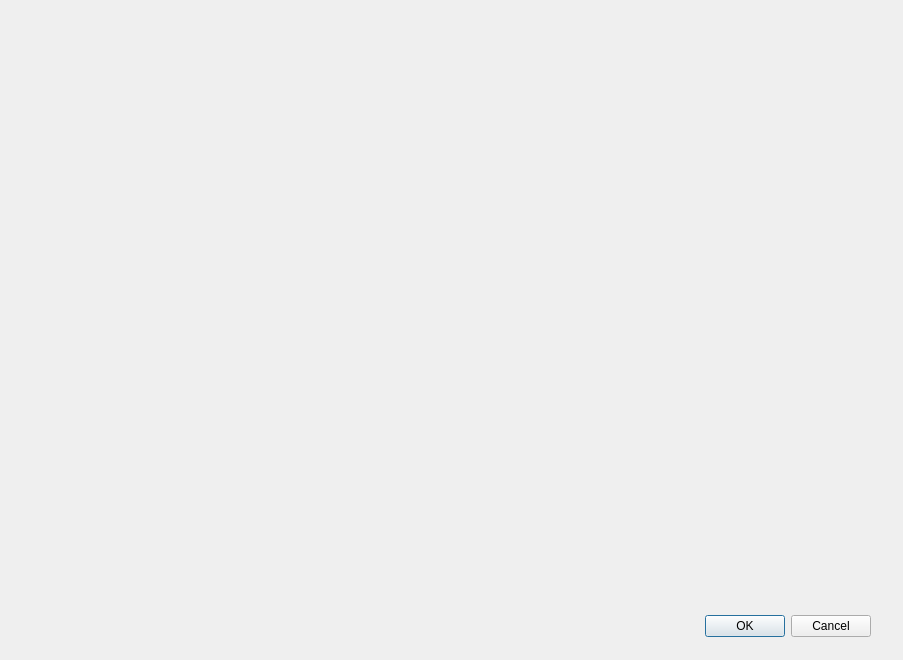
Before: the Qt Designer form plugins/metaEditor/metaEditorSupport/migrationDialog.ui in Ashatta/qreal, drawn with Qt 5.
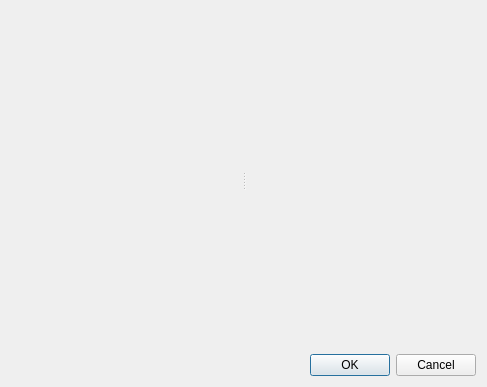
After: the same form once the commit is applied.

Commit message: editing migration diagrams

```diff
--- a/plugins/metaEditor/metaEditorSupport/migrationDialog.ui
+++ b/plugins/metaEditor/metaEditorSupport/migrationDialog.ui
@@ -6,22 +6,25 @@
    <rect>
     <x>0</x>
     <y>0</y>
-    <width>903</width>
-    <height>660</height>
+    <width>487</width>
+    <height>387</height>
    </rect>
   </property>
   <property name="windowTitle">
    <string>Dialog</string>
   </property>
+  <layout class="QVBoxLayout" name="verticalLayout">
+   <item>
+    <widget class="QSplitter" name="splitter">
+     <property name="orientation">
+      <enum>Qt::Horizontal</enum>
+     </property>
+     <widget class="QWidget" name="fromWidget" native="true"/>
+     <widget class="QWidget" name="toWidget" native="true"/>
+    </widget>
+   </item>
+   <item>
   <widget class="QDialogButtonBox" name="buttonBox">
-   <property name="geometry">
-    <rect>
-     <x>530</x>
-     <y>610</y>
-     <width>341</width>
-     <height>32</height>
-    </rect>
-   </property>
    <property name="orientation">
     <enum>Qt::Horizontal</enum>
    </property>
@@ -29,32 +32,8 @@
     <set>QDialogButtonBox::Cancel|QDialogButtonBox::Ok</set>
    </property>
   </widget>
-  <widget class="QWidget" name="fromWidget" native="true">
-   <property name="geometry">
-    <rect>
-     <x>10</x>
-     <y>10</y>
-     <width>431</width>
-     <height>601</height>
-    </rect>
-   </property>
-   <property name="sizePolicy">
-    <sizepolicy hsizetype="Ignored" vsizetype="Ignored">
-     <horstretch>0</horstretch>
-     <verstretch>0</verstretch>
-    </sizepolicy>
-   </property>
-  </widget>
-  <widget class="QWidget" name="toWidget" native="true">
-   <property name="geometry">
-    <rect>
-     <x>460</x>
-     <y>10</y>
-     <width>441</width>
-     <height>601</height>
-    </rect>
-   </property>
-  </widget>
+   </item>
+  </layout>
  </widget>
  <resources/>
  <connections>
```
Lines whose indentation alone changed are shown as unchanged. The commit also changes 8 other files.
